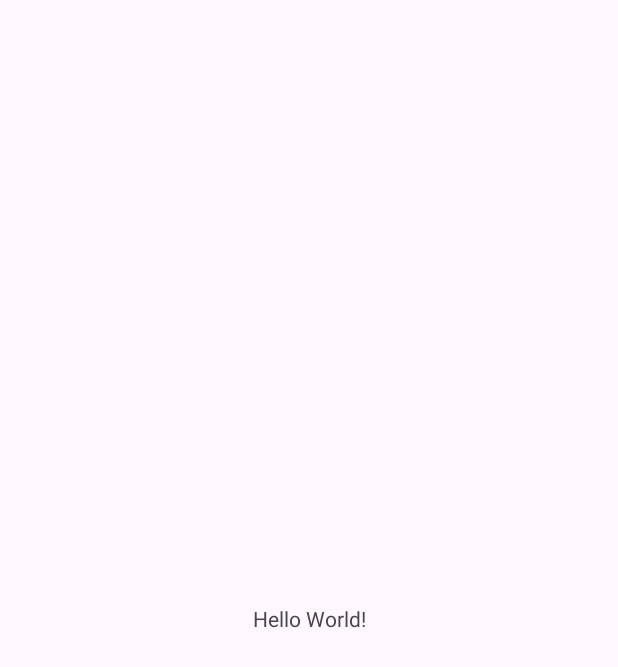
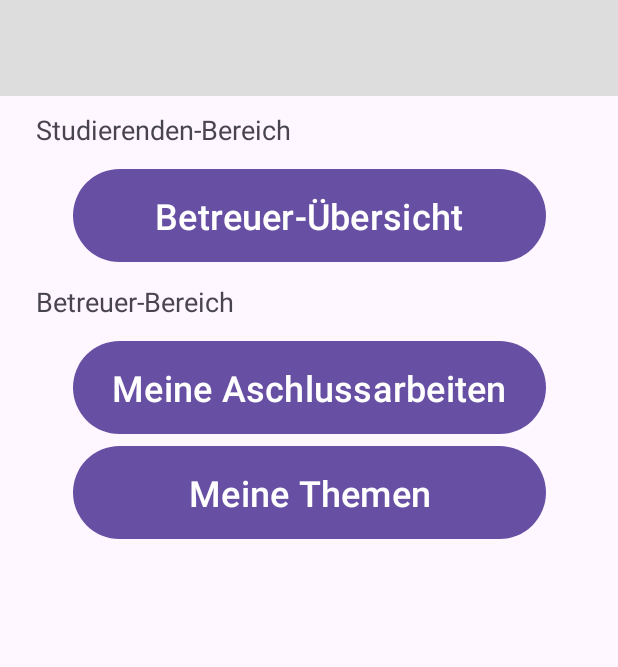
Before and after one commit to CodePeak-Studios/MentorLink, an Android app: the screen it shows after launch (MainActivity), on a phone screen of 412 x 824 dp. Before the commit the part shown is almost empty. Shown: the top 667 px of the screen. Run offline under Robolectric (Android 15) with nearby library versions, the phone set to English and light mode, and no system bars.

Commit message:
Basic View in activity_main.xml

```diff
--- a/app/src/main/res/layout/activity_main.xml
+++ b/app/src/main/res/layout/activity_main.xml
@@ -5,15 +5,93 @@
     android:id="@+id/main"
     android:layout_width="match_parent"
     android:layout_height="match_parent"
-    tools:context=".MainActivity">
+    tools:context=".MainActivity" >
 
-    <TextView
-        android:layout_width="wrap_content"
+    <androidx.appcompat.widget.Toolbar
+        android:id="@+id/toolbar"
+        android:layout_width="match_parent"
         android:layout_height="wrap_content"
-        android:text="Hello World!"
-        app:layout_constraintBottom_toBottomOf="parent"
+        android:background="#dddddd"
+        android:minHeight="?attr/actionBarSize"
+        android:theme="?attr/actionBarTheme"
         app:layout_constraintEnd_toEndOf="parent"
         app:layout_constraintStart_toStartOf="parent"
         app:layout_constraintTop_toTopOf="parent" />
 
-</androidx.constraintlayout.widget.ConstraintLayout>
+    <TextView
+        android:id="@+id/tvStartBereichStudent"
+        android:layout_width="wrap_content"
+        android:layout_height="wrap_content"
+        app:layout_constraintLeft_toLeftOf="parent"
+        app:layout_constraintTop_toBottomOf="@+id/toolbar"
+        app:layout_constraintBottom_toTopOf="@+id/btnStartBetreuerUebersicht"
+        android:layout_marginTop="10dp"
+        android:layout_marginLeft="24dp"
+        android:text="Studierenden-Bereich"
+        android:textSize="18sp"
+        />
+
+
+    <Button
+        android:id="@+id/btnStartBetreuerUebersicht"
+        android:layout_width="wrap_content"
+        android:minWidth="315dp"
+        android:layout_height="wrap_content"
+        android:minHeight="70dp"
+        app:layout_constraintLeft_toLeftOf="parent"
+        app:layout_constraintRight_toRightOf="parent"
+        app:layout_constraintTop_toBottomOf="@+id/tvStartBereichStudent"
+        android:layout_marginTop="10dp"
+        android:text="Betreuer-Übersicht"
+        android:textSize="24sp"
+        />
+
+
+
+    <TextView
+        android:id="@+id/tvStartBereichBetreuer"
+        android:layout_width="wrap_content"
+        android:layout_height="wrap_content"
+        app:layout_constraintLeft_toLeftOf="parent"
+        app:layout_constraintTop_toBottomOf="@+id/btnStartBetreuerUebersicht"
+        android:layout_marginTop="10dp"
+        android:layout_marginLeft="24dp"
+        android:text="Betreuer-Bereich"
+        android:textSize="18sp"
+        />
+
+
+    <Button
+        android:id="@+id/btnStartAbschlussarbeiten"
+        android:layout_width="wrap_content"
+        android:minWidth="315dp"
+        android:layout_height="wrap_content"
+        android:minHeight="70dp"
+        app:layout_constraintLeft_toLeftOf="parent"
+        app:layout_constraintRight_toRightOf="parent"
+        app:layout_constraintTop_toBottomOf="@+id/tvStartBereichBetreuer"
+        android:layout_marginTop="10dp"
+        android:text="Meine Aschlussarbeiten"
+        android:textSize="24sp"
+        />
+
+    <Button
+        android:id="@+id/btnStartMeineThemen"
+        android:layout_width="wrap_content"
+        android:minWidth="315dp"
+        android:layout_height="wrap_content"
+        android:minHeight="70dp"
+        app:layout_constraintLeft_toLeftOf="parent"
+        app:layout_constraintRight_toRightOf="parent"
+        app:layout_constraintTop_toBottomOf="@+id/btnStartAbschlussarbeiten"
+        android:text="Meine Themen"
+        android:textSize="24sp"
+        />
+
+
+
+
+
+
+
+    </androidx.constraintlayout.widget.ConstraintLayout>
```
